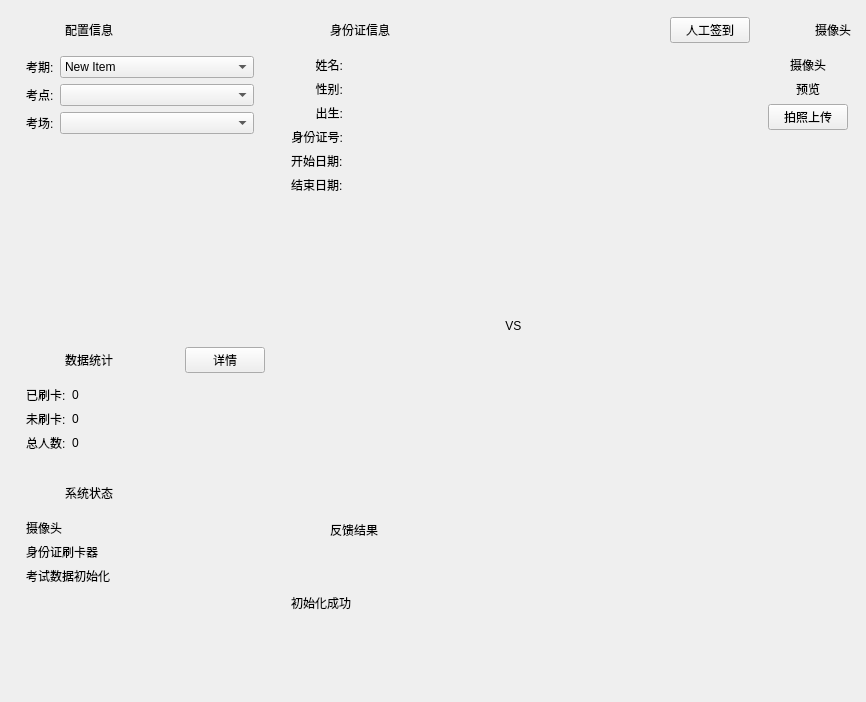
The window that AiSign/gui/AiSignWidget.ui (xtuer/Qt) describes before a commit, drawn with Qt 5.
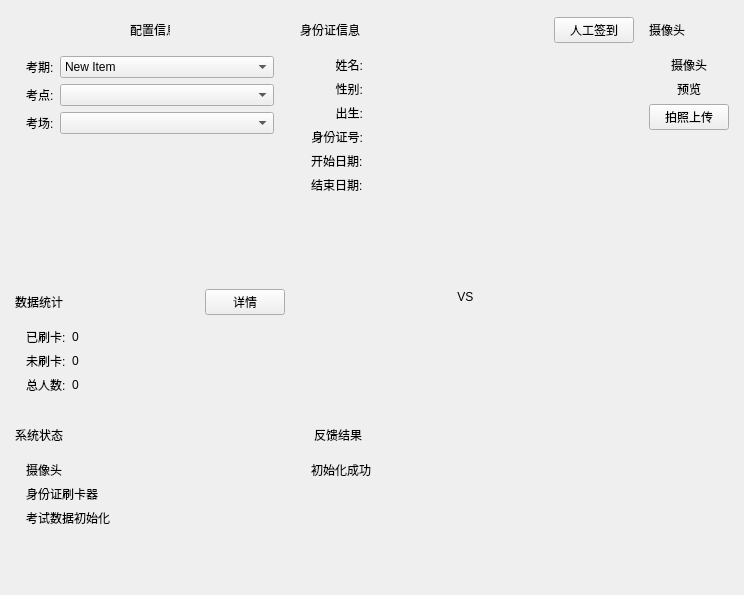
The same window after the commit.

```diff
--- a/AiSign/gui/AiSignWidget.ui
+++ b/AiSign/gui/AiSignWidget.ui
@@ -6,99 +6,15 @@
    <rect>
     <x>0</x>
     <y>0</y>
-    <width>866</width>
-    <height>702</height>
+    <width>744</width>
+    <height>595</height>
    </rect>
   </property>
   <property name="windowTitle">
    <string>AiSignWidget</string>
   </property>
   <property name="styleSheet">
-   <string notr="true">.Container {
-	border: 0px solid darkred;
-    border-radius: 10px;
-}
-
-.Container QPushButton {
-    color: #DDD;
-    border: 0px solid red;
-    border-radius: 4px;
-    background: rgb(27, 104, 222);
-    padding: 0px 10px;
-    min-height: 30px;
-    max-height: 30px;
-    font-size: 16px;
-}
-
-.Container QPushButton:hover {
-    color: #CCC;
-}
-
-.Container QPushButton:pressed {
-    color: #FFF;
-}
-
-.ContainerTitlebar QPushButton {
-    margin-right: 10px;
-}
-
-.ContainerTitlebar {
-	min-height: 50px;
-    max-height: 50px;
-    background: rgb(48, 143, 238);
-    border-top-left-radius: 10px;
-    border-top-right-radius: 10px;
-}
-
-.ContainerTitlebar QLabel {
-    font-size: 16px;
-    color: rgb(36, 59, 139);
-}
-
-.ContainerTitlebar QLabel.TitleIcon {
-    min-width:  30px;
-    max-width:  30px;
-    min-height: 30px;
-    max-height: 30px;
-    border-width: 0 0 0 0;
-    margin-left: 10px;
-}
-
-.ContainerContentWidget {
-    background: rgb(37, 133, 230);
-    border-bottom-left-radius: 10px;
-    border-bottom-right-radius: 10px;
-}
-
-.ContainerContentWidget QLabel {
-    font-size: 15px;
-    color: #DDD;
-}
-
-.ContainerContentWidget QLabel.Info {
-    color: #DDD;
-}
-
-.ContainerContentWidget QLabel.IdCardInfo {
-    color: #DDD;
-    border: 0px solid red;
-    border-bottom: 1px solid #DDD;
-}
-
-.ContainerContentWidget QLabel.VS {
-    font-size: 30px;
-    font-style: italic;
-}
-
-.ContainerContentWidget QLabel.Picture {
-    background: #CCC;
-    border-radius: 4px;
-    min-width: 102px;
-    max-width: 102px;
-    min-height: 126px;
-    max-height: 126px;
-}
-</string>
+   <string notr="true"/>
   </property>
   <layout class="QGridLayout" name="gridLayout_18">
    <property name="leftMargin">
@@ -138,7 +54,7 @@
        <widget class="QWidget" name="widget" native="true">
         <property name="minimumSize">
          <size>
-          <width>250</width>
+          <width>270</width>
           <height>0</height>
          </size>
         </property>
@@ -182,13 +98,6 @@
             <property name="horizontalSpacing">
              <number>10</number>
             </property>
-            <item row="0" column="1">
-             <widget class="QLabel" name="label">
-              <property name="text">
-               <string>配置信息</string>
-              </property>
-             </widget>
-            </item>
             <item row="0" column="0">
              <widget class="QLabel" name="settingsLabel">
               <property name="minimumSize">
@@ -204,7 +113,7 @@
                </size>
               </property>
               <property name="text">
-               <string/>
+               <string>配置信息</string>
               </property>
               <property name="class" stdset="0">
                <string>TitleIcon</string>
@@ -360,6 +269,19 @@
             <property name="horizontalSpacing">
              <number>10</number>
             </property>
+            <item row="0" column="1">
+             <widget class="QPushButton" name="signInManualButton">
+              <property name="sizePolicy">
+               <sizepolicy hsizetype="Maximum" vsizetype="Fixed">
+                <horstretch>0</horstretch>
+                <verstretch>0</verstretch>
+               </sizepolicy>
+              </property>
+              <property name="text">
+               <string>人工签到</string>
+              </property>
+             </widget>
+            </item>
             <item row="0" column="0">
              <widget class="QLabel" name="idCardLabel">
               <property name="minimumSize">
@@ -370,35 +292,15 @@
               </property>
               <property name="maximumSize">
                <size>
-                <width>40</width>
-                <height>30</height>
+                <width>400</width>
+                <height>300</height>
                </size>
               </property>
-              <property name="text">
-               <string/>
-              </property>
-              <property name="class" stdset="0">
-               <string>TitleIcon</string>
-              </property>
-             </widget>
-            </item>
-            <item row="0" column="1">
-             <widget class="QLabel" name="label_2">
               <property name="text">
                <string>身份证信息</string>
               </property>
-             </widget>
-            </item>
-            <item row="0" column="2">
-             <widget class="QPushButton" name="pushButton">
-              <property name="sizePolicy">
-               <sizepolicy hsizetype="Maximum" vsizetype="Fixed">
-                <horstretch>0</horstretch>
-                <verstretch>0</verstretch>
-               </sizepolicy>
-              </property>
-              <property name="text">
-               <string>人工签到</string>
+              <property name="class" stdset="0">
+               <string>TitleIcon</string>
               </property>
              </widget>
             </item>
@@ -686,13 +588,6 @@
             <property name="horizontalSpacing">
              <number>10</number>
             </property>
-            <item row="0" column="1">
-             <widget class="QLabel" name="label_3">
-              <property name="text">
-               <string>摄像头</string>
-              </property>
-             </widget>
-            </item>
             <item row="0" column="0">
              <widget class="QLabel" name="cameraLabel">
               <property name="minimumSize">
@@ -703,12 +598,12 @@
               </property>
               <property name="maximumSize">
                <size>
-                <width>40</width>
-                <height>30</height>
+                <width>400</width>
+                <height>300</height>
                </size>
               </property>
               <property name="text">
-               <string/>
+               <string>摄像头</string>
               </property>
               <property name="class" stdset="0">
                <string>TitleIcon</string>
@@ -836,36 +731,7 @@
             <property name="horizontalSpacing">
              <number>10</number>
             </property>
-            <item row="0" column="0">
-             <widget class="QLabel" name="statisticLabel">
-              <property name="minimumSize">
-               <size>
-                <width>40</width>
-                <height>30</height>
-               </size>
-              </property>
-              <property name="maximumSize">
-               <size>
-                <width>40</width>
-                <height>30</height>
-               </size>
-              </property>
-              <property name="text">
-               <string/>
-              </property>
-              <property name="class" stdset="0">
-               <string>TitleIcon</string>
-              </property>
-             </widget>
-            </item>
             <item row="0" column="1">
-             <widget class="QLabel" name="label_4">
-              <property name="text">
-               <string>数据统计</string>
-              </property>
-             </widget>
-            </item>
-            <item row="0" column="2">
              <widget class="QPushButton" name="pushButton_2">
               <property name="sizePolicy">
                <sizepolicy hsizetype="Maximum" vsizetype="Fixed">
@@ -878,6 +744,28 @@
               </property>
              </widget>
             </item>
+            <item row="0" column="0">
+             <widget class="QLabel" name="statisticLabel">
+              <property name="minimumSize">
+               <size>
+                <width>40</width>
+                <height>30</height>
+               </size>
+              </property>
+              <property name="maximumSize">
+               <size>
+                <width>400</width>
+                <height>300</height>
+               </size>
+              </property>
+              <property name="text">
+               <string>数据统计</string>
+              </property>
+              <property name="class" stdset="0">
+               <string>TitleIcon</string>
+              </property>
+             </widget>
+            </item>
            </layout>
           </widget>
          </item>
@@ -998,13 +886,6 @@
             <property name="horizontalSpacing">
              <number>10</number>
             </property>
-            <item row="0" column="1">
-             <widget class="QLabel" name="label_5">
-              <property name="text">
-               <string>系统状态</string>
-              </property>
-             </widget>
-            </item>
             <item row="0" column="0">
              <widget class="QLabel" name="statusLabel">
               <property name="minimumSize">
@@ -1015,12 +896,12 @@
               </property>
               <property name="maximumSize">
                <size>
-                <width>40</width>
-                <height>30</height>
+                <width>400</width>
+                <height>300</height>
                </size>
               </property>
               <property name="text">
-               <string/>
+               <string>系统状态</string>
               </property>
               <property name="class" stdset="0">
                <string>TitleIcon</string>
@@ -1118,13 +999,6 @@
             <property name="horizontalSpacing">
              <number>10</number>
             </property>
-            <item row="0" column="1">
-             <widget class="QLabel" name="label_6">
-              <property name="text">
-               <string>反馈结果</string>
-              </property>
-             </widget>
-            </item>
             <item row="0" column="0">
              <widget class="QLabel" name="feedbackLabel">
               <property name="minimumSize">
@@ -1135,12 +1009,12 @@
               </property>
               <property name="maximumSize">
                <size>
-                <width>40</width>
-                <height>30</height>
+                <width>400</width>
+                <height>300</height>
                </size>
               </property>
               <property name="text">
-               <string/>
+               <string>反馈结果</string>
               </property>
               <property name="class" stdset="0">
                <string>TitleIcon</string>
@@ -1152,6 +1026,12 @@
          </item>
          <item row="1" column="0">
           <widget class="QWidget" name="widget_17" native="true">
+           <property name="sizePolicy">
+            <sizepolicy hsizetype="Preferred" vsizetype="Expanding">
+             <horstretch>0</horstretch>
+             <verstretch>0</verstretch>
+            </sizepolicy>
+           </property>
            <property name="class" stdset="0">
             <string>ContainerContentWidget</string>
            </property>
```
Left out of the diff: 50 changed lines with no effect on the pictures.
